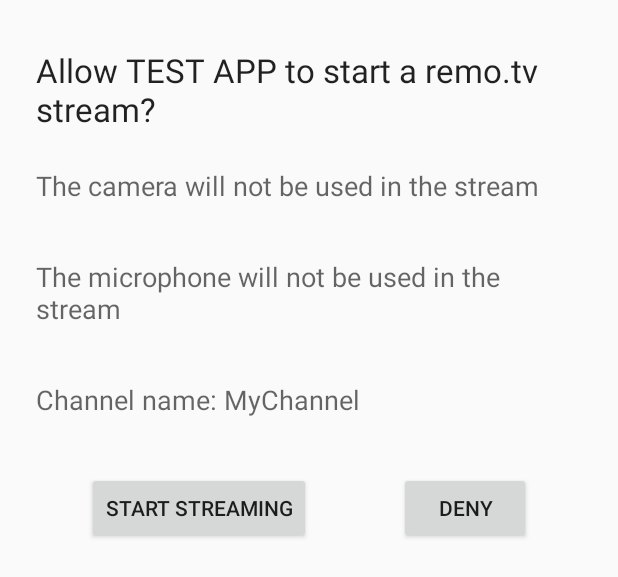
After one commit to remotv/controller-for-android, an Android app: the layout activity_external_control.xml on its own in the app's theme, with its tools: preview values and no code run, on a phone screen of 412 x 824 dp. The commit adds this screen. Shown: the top 577 px of the screen. Run offline under Robolectric (Android 15) with nearby library versions, the phone set to English and light mode, and no system bars.

Commit message:
Basic support for starting stream externally, with TODOs

```diff
--- /dev/null
+++ b/app/src/main/res/layout/activity_external_control.xml
@@ -0,0 +1,82 @@
+<?xml version="1.0" encoding="utf-8"?>
+<androidx.constraintlayout.widget.ConstraintLayout xmlns:android="http://schemas.android.com/apk/res/android"
+    xmlns:app="http://schemas.android.com/apk/res-auto"
+    xmlns:tools="http://schemas.android.com/tools"
+    android:layout_width="match_parent"
+    android:layout_height="match_parent">
+
+    <TextView
+        android:id="@+id/promptText"
+        android:layout_width="0dp"
+        android:layout_height="wrap_content"
+        android:layout_marginStart="24dp"
+        android:layout_marginTop="32dp"
+        android:layout_marginEnd="24dp"
+        android:textAppearance="@style/TextAppearance.AppCompat.Large"
+        app:layout_constraintEnd_toEndOf="parent"
+        app:layout_constraintStart_toStartOf="parent"
+        app:layout_constraintTop_toTopOf="parent"
+        tools:text="Allow TEST APP to start a remo.tv stream?" />
+
+    <TextView
+        android:id="@+id/cameraUsageText"
+        android:layout_width="0dp"
+        android:layout_height="wrap_content"
+        android:layout_marginStart="24dp"
+        android:layout_marginTop="24dp"
+        android:layout_marginEnd="24dp"
+        android:textAppearance="@style/TextAppearance.AppCompat.Medium"
+        app:layout_constraintEnd_toEndOf="parent"
+        app:layout_constraintStart_toStartOf="parent"
+        app:layout_constraintTop_toBottomOf="@+id/promptText"
+        tools:text="The camera will not be used in the stream" />
+
+    <TextView
+        android:id="@+id/micUsageText"
+        android:layout_width="0dp"
+        android:layout_height="wrap_content"
+        android:layout_marginStart="24dp"
+        android:layout_marginTop="36dp"
+        android:layout_marginEnd="24dp"
+        android:textAppearance="@style/TextAppearance.AppCompat.Medium"
+        app:layout_constraintEnd_toEndOf="parent"
+        app:layout_constraintStart_toStartOf="parent"
+        app:layout_constraintTop_toBottomOf="@+id/cameraUsageText"
+        tools:text="The microphone will not be used in the stream" />
+
+    <TextView
+        android:id="@+id/channelNameText"
+        android:layout_width="0dp"
+        android:layout_height="wrap_content"
+        android:layout_marginStart="24dp"
+        android:layout_marginTop="36dp"
+        android:layout_marginEnd="24dp"
+        android:textAppearance="@style/TextAppearance.AppCompat.Medium"
+        app:layout_constraintEnd_toEndOf="parent"
+        app:layout_constraintStart_toStartOf="parent"
+        app:layout_constraintTop_toBottomOf="@+id/micUsageText"
+        tools:text="Channel name: MyChannel" />
+
+    <Button
+        android:id="@+id/startStreamButton"
+        android:layout_width="wrap_content"
+        android:layout_height="wrap_content"
+        android:layout_marginTop="36dp"
+        android:text="@string/allowButtonString"
+        app:layout_constraintEnd_toStartOf="@+id/denyButton"
+        app:layout_constraintHorizontal_bias="0.5"
+        app:layout_constraintStart_toStartOf="parent"
+        app:layout_constraintTop_toBottomOf="@+id/channelNameText" />
+
+    <Button
+        android:id="@+id/denyButton"
+        android:layout_width="wrap_content"
+        android:layout_height="wrap_content"
+        android:layout_marginTop="36dp"
+        android:text="@string/denyButtonString"
+        app:layout_constraintEnd_toEndOf="parent"
+        app:layout_constraintHorizontal_bias="0.5"
+        app:layout_constraintStart_toEndOf="@+id/startStreamButton"
+        app:layout_constraintTop_toBottomOf="@+id/channelNameText" />
+
+</androidx.constraintlayout.widget.ConstraintLayout>
--- a/app/src/main/res/values/strings.xml
+++ b/app/src/main/res/values/strings.xml
@@ -116,4 +116,13 @@
     <string name="showStartMessageTitle">Show Start Message</string>
     <string name="showStartMessageDescription">Show the start message in chat when the robot starts or reconnects</string>
     <!--EndRegion-->
+
+    <!--External Control-->
+    <string name="externalControlPrompt">Allow %s to start a remo.tv stream?</string>
+    <string name="cameraUsageString">The camera &lt;b&gt;%s&lt;/b&gt; be used in the stream</string>
+    <string name="micUsageString">The microphone &lt;b&gt;%s&lt;/b&gt; be used in the stream</string>
+    <string name="channelNameString">Channel name: %s</string>
+    <string name="allowButtonString">Start streaming</string>
+    <string name="denyButtonString">Deny</string>
+    <string name="startedWithUnexpectedAction">This screen was started with unexpected action %s. The start streaming button will do nothing.</string>
 </resources>
```
Also changed, not shown: app/src/main/AndroidManifest.xml (+6 -1 lines), app/src/main/java/tv/remo/android/controller/activities/ExternalControlActivity.kt (added, +196 -0 lines), app/src/main/java/tv/remo/android/controller/activities/MainActivity.kt (+19 -1 lines), app/src/main/java/tv/remo/android/controller/activities/SplashScreen.kt (+17 -2 lines).
